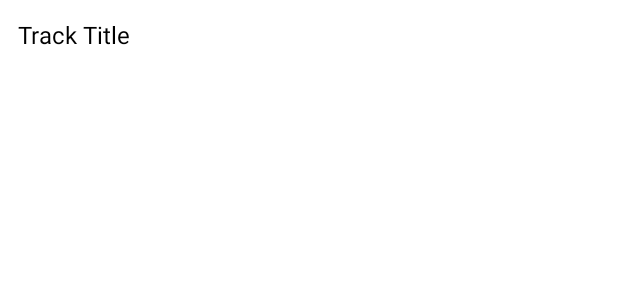
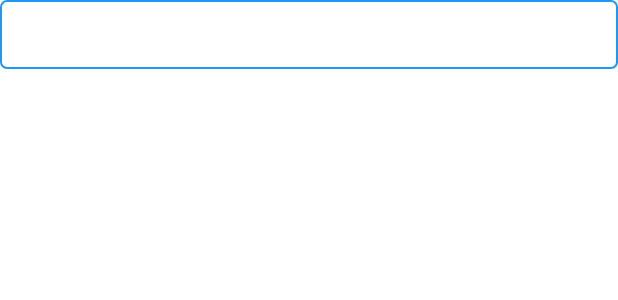
Before and after one commit to Jochengehtab/MusicPlayer, an Android app: the layout item_track.xml on its own in the app's theme, with its tools: preview values and no code run, on a phone screen of 412 x 824 dp. Shown: the top 300 px of the screen. Run offline under Robolectric (Android 15) with nearby library versions, the light colour scheme and no system bars.

Commit message:
redisgn app

```diff
--- a/MusicPlayer/app/src/main/java/com/jochengehtab/musicplayer/MainActivity.java
+++ b/MusicPlayer/app/src/main/java/com/jochengehtab/musicplayer/MainActivity.java
@@ -157,7 +157,7 @@ public class MainActivity extends AppCompatActivity {
     @Override
     protected void onDestroy() {
         super.onDestroy();
-        // ⇦ Clean up any ongoing playback or mix when the Activity is destroyed:
+        // Clean up any ongoing playback or mix when the Activity is destroyed:
         musicPlayer.stopAndCancel();
     }
 }
--- /dev/null
+++ b/MusicPlayer/app/src/main/res/drawable/item_track_background.xml
@@ -0,0 +1,27 @@
+<?xml version="1.0" encoding="utf-8"?>
+<ripple xmlns:android="http://schemas.android.com/apk/res/android"
+    android:color="#2196F3">  <!-- Ripple color (blue) -->
+
+    <!-- 1) The normal (unpressed) drawable: transparent fill + blue 1dp stroke -->
+    <item>
+        <shape android:shape="rectangle">
+            <solid android:color="@android:color/transparent"/>
+
+            <!-- Thin blue outline -->
+            <stroke
+                android:width="1dp"
+                android:color="#2196F3" />
+
+            <corners android:radius="4dp"/>
+        </shape>
+    </item>
+
+    <!-- 2) The “mask” that the ripple uses. Here we fill the same rounded shape with solid blue -->
+    <item android:id="@android:id/mask">
+        <shape android:shape="rectangle">
+            <solid android:color="#2196F3"/>
+
+            <corners android:radius="4dp"/>
+        </shape>
+    </item>
+</ripple>
--- a/MusicPlayer/app/src/main/res/layout/item_track.xml
+++ b/MusicPlayer/app/src/main/res/layout/item_track.xml
@@ -1,18 +1,21 @@
 <?xml version="1.0" encoding="utf-8"?>
-<androidx.constraintlayout.widget.ConstraintLayout xmlns:android="http://schemas.android.com/apk/res/android"
+<androidx.constraintlayout.widget.ConstraintLayout
+    xmlns:android="http://schemas.android.com/apk/res/android"
     xmlns:app="http://schemas.android.com/apk/res-auto"
     android:layout_width="match_parent"
     android:layout_height="wrap_content"
+    android:background="@drawable/item_track_background"
+    android:clickable="true"
+    android:focusable="true"
     android:padding="12dp">
 
-    <!-- TextView showing the track title -->
     <TextView
         android:id="@+id/text_track_title"
         android:layout_width="0dp"
         android:layout_height="wrap_content"
-        android:text="Track Title"
+        android:text="@string/track_title"
         android:textSize="16sp"
-        android:textColor="#000000"
+        android:textColor="#FFFFFF"
         app:layout_constraintStart_toStartOf="parent"
         app:layout_constraintEnd_toEndOf="parent"
         app:layout_constraintTop_toTopOf="parent"
--- a/MusicPlayer/app/src/main/res/values/strings.xml
+++ b/MusicPlayer/app/src/main/res/values/strings.xml
@@ -6,4 +6,5 @@
     <string name="loop">Loop</string>
     <string name="play">Play</string>
     <string name="mix">Mix</string>
+    <string name="track_title">Track Title</string>
 </resources>
```
Also changed, not shown: MusicPlayer/app/src/main/res/layout/activity_main.xml (+18 -4 lines), MusicPlayer/app/src/main/res/values/button_style.xml (+12 -10 lines).
